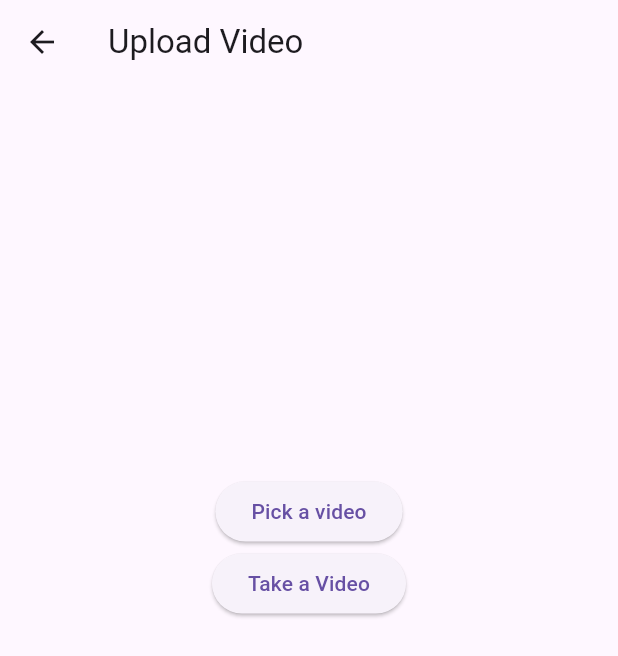
After one commit to vision-crafters/VisionCrafters-G38, a Flutter app: the UploadVideoScreen screen opened directly, after a tap on "Pick a video", on a phone screen of 412 x 824 dp. The commit adds this screen. Shown: the top 656 px of the screen. Run offline on Flutter 3.47's test engine with Material 3 defaults, Android fonts, the phone set to English and light mode, and no system bars; our stand-ins replace flutter_speed_dial, get, image_picker, modal_progress_hud_nsn, speech_to_text.

Commit message:
VideoDoneSuccessFully

```diff
--- /dev/null
+++ b/Flutter/lib/upload_video.dart
@@ -0,0 +1,96 @@
+import 'package:flutter/material.dart';
+import 'package:flutterbasics/upload_form.dart';
+import 'package:http/http.dart';
+import 'dart:io';
+import 'package:image_picker/image_picker.dart';
+import 'package:modal_progress_hud_nsn/modal_progress_hud_nsn.dart';
+import 'package:get/get.dart';
+
+class UploadVideoScreen extends StatefulWidget {
+  const UploadVideoScreen({super.key});
+
+  @override
+  State<UploadVideoScreen> createState() => _UploadVideoScreenState();
+}
+
+class _UploadVideoScreenState extends State<UploadVideoScreen> {
+  File? videoGal, videoCam;
+  final _pickerGal = ImagePicker();
+  final _pickerCam = ImagePicker();
+
+  getVideoFile(ImageSource sourceImg) async {
+    final videoFile = await ImagePicker().pickVideo(source: sourceImg);
+
+    if (videoFile != null) {
+      //video upload form
+      Get.to(
+        UploadForm(
+          videoFile: File(videoFile.path),
+          videoPath: videoFile.path,
+        ),
+      );
+    }
+  }
+
+  @override
+  Widget build(BuildContext context) {
+    return Scaffold(
+      appBar: AppBar(
+        title: const Text('Upload Video'),
+      ),
+      body: Column(
+        mainAxisAlignment: MainAxisAlignment.center,
+        crossAxisAlignment: CrossAxisAlignment.center,
+        children: [
+          GestureDetector(
+            onTap: () {
+              getVideoFile(ImageSource.gallery);
+            },
+            child: Container(
+                child: Center(
+              child: ElevatedButton(
+                  onPressed: () => getVideoFile(ImageSource.gallery),
+                  child: Text("Pick a video")),
+            )
+                // : Container(
+                //     child: Center(
+                //       child: Image.file(
+                //         File(imageGal!.path).absolute,
+                //         height: 100,
+                //         width: 100,
+                //         fit: BoxFit.cover,
+                //       ),
+                //     ),
+                //   ),
+                ),
+          ),
+          GestureDetector(
+            onTap: () {
+              getVideoFile(ImageSource.gallery);
+            },
+            child: Container(
+                child: Center(
+              child: ElevatedButton(
+                  onPressed: () => getVideoFile(ImageSource.camera),
+                  child: Text("Take a Video")),
+            )
+                // : Container(
+                //     child: Center(
+                //       child: Image.file(
+                //         File(imageCam!.path).absolute,
+                //         height: 100,
+                //         width: 100,
+                //         fit: BoxFit.cover,
+                //       ),
+                //     ),
+                //   ),
+                ),
+          ),
+          SizedBox(
+            height: 150,
+          ),
+        ],
+      ),
+    );
+  }
+}
--- a/Flutter/pubspec.yaml
+++ b/Flutter/pubspec.yaml
@@ -31,7 +31,6 @@ dependencies:
   flutter:
     sdk: flutter
 
-
   # The following adds the Cupertino Icons font to your application.
   # Use with the CupertinoIcons class for iOS style icons.
   cupertino_icons: ^1.0.6
@@ -43,6 +42,7 @@ dependencies:
   flutter_expandable_fab: ^2.0.0
   flutter_speed_dial:
   get: ^4.6.1
+  video_player: ^2.2.14
 
 dev_dependencies:
   flutter_test:
```
Also changed, not shown: Flutter/lib/main.dart (+8 -2 lines), Flutter/lib/upload_form.dart (added, +28 -0 lines), Flutter/pubspec.lock, 5 other files.
